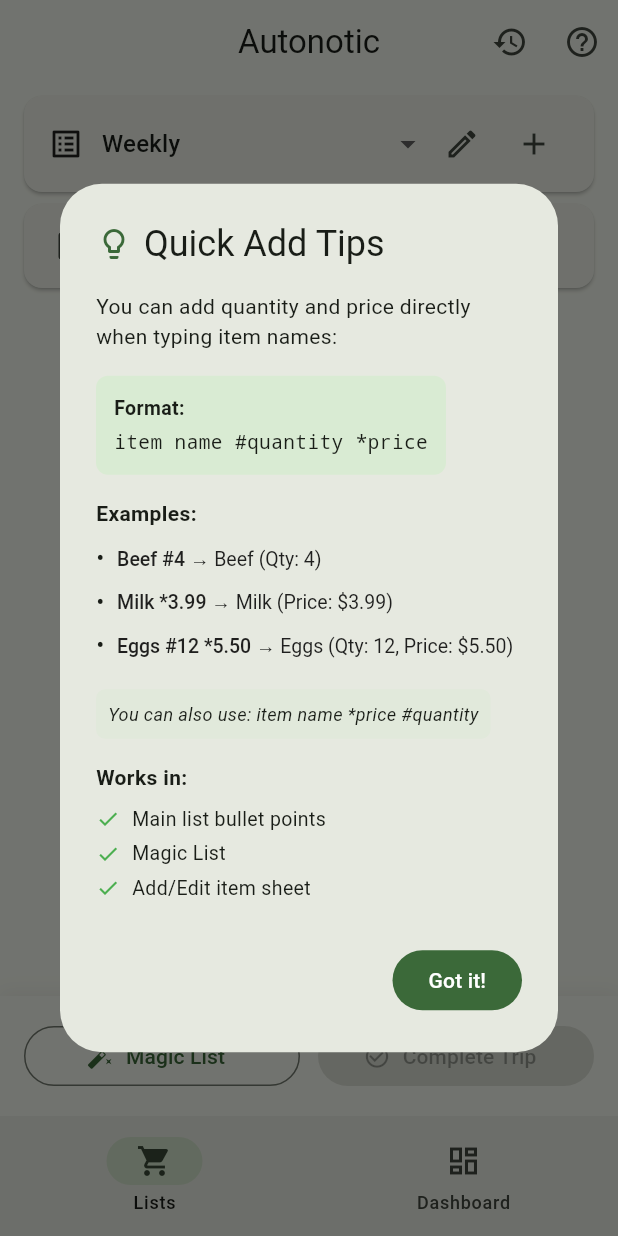
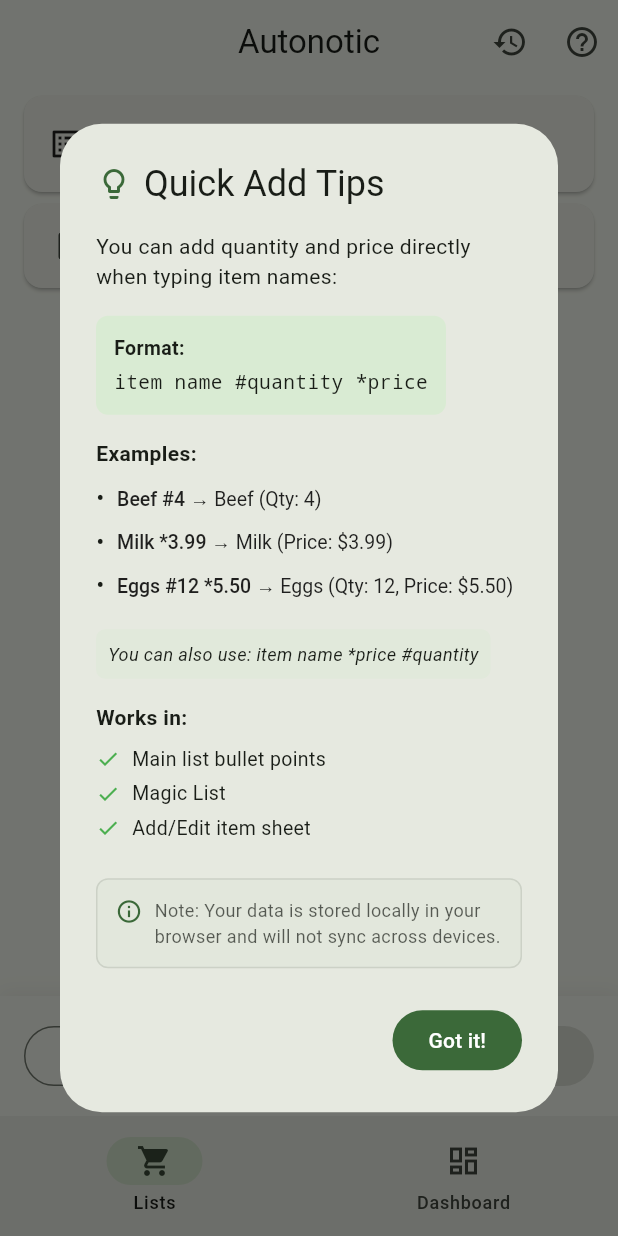
Before and after one commit to Ahmed-Estiak/note-app, a Flutter app: the screen it shows after launch, on a phone screen of 412 x 824 dp. Run offline on Flutter 3.47's test engine with Material 3 defaults, Android fonts, the phone set to English and light mode, and no system bars; our stand-ins replace shared_preferences.

Commit message:
Add informational note to InstructionsDialog about local data storage. Enhance user awareness by including a note that data is stored locally in the browser and will not sync across devices, improving the overall user experience.

```diff
--- a/lib/widgets/instructions_dialog.dart
+++ b/lib/widgets/instructions_dialog.dart
@@ -77,6 +77,37 @@ class InstructionsDialog extends StatelessWidget {
             _buildCheckItem('Main list bullet points'),
             _buildCheckItem('Magic List'),
             _buildCheckItem('Add/Edit item sheet'),
+            const SizedBox(height: 20),
+            Container(
+              padding: const EdgeInsets.all(12),
+              decoration: BoxDecoration(
+                color: Theme.of(context).colorScheme.surfaceVariant.withOpacity(0.5),
+                borderRadius: BorderRadius.circular(8),
+                border: Border.all(
+                  color: Theme.of(context).colorScheme.outline.withOpacity(0.2),
+                ),
+              ),
+              child: Row(
+                crossAxisAlignment: CrossAxisAlignment.start,
+                children: [
+                  Icon(
+                    Icons.info_outline,
+                    size: 18,
+                    color: Theme.of(context).colorScheme.primary,
+                  ),
+                  const SizedBox(width: 8),
+                  Expanded(
+                    child: Text(
+                      'Note: Your data is stored locally in your browser and will not sync across devices.',
+                      style: TextStyle(
+                        fontSize: 12,
+                        color: Theme.of(context).colorScheme.onSurface.withOpacity(0.7),
+                      ),
+                    ),
+                  ),
+                ],
+              ),
+            ),
           ],
         ),
       ),
```
